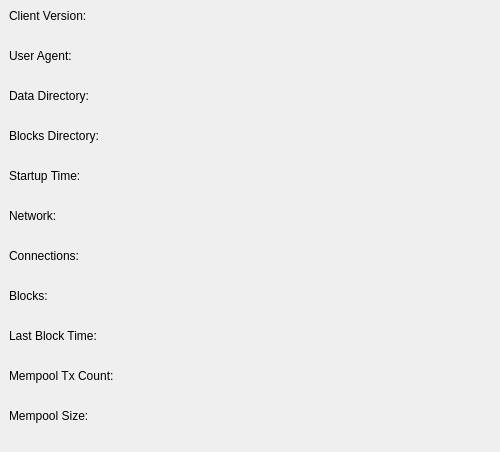
Before: the Qt Designer form src/qt/forms/information.ui in belovachap/RePeer, drawn with Qt 5.
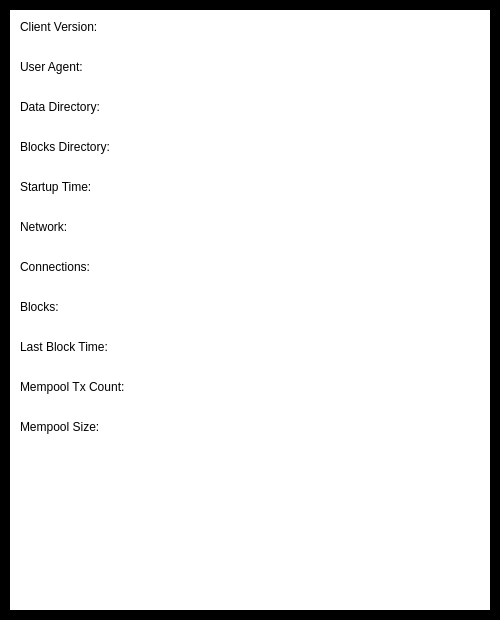
After: the same form once the commit is applied.

Commit message: Put the content of InformationWindow in a QScrollArea with a white background on a black background.

Diff of the .ui file:
```diff
--- a/src/qt/forms/information.ui
+++ b/src/qt/forms/information.ui
@@ -7,14 +7,54 @@
     <x>0</x>
     <y>0</y>
     <width>500</width>
-    <height>400</height>
+    <height>620</height>
    </rect>
   </property>
   <property name="windowTitle">
    <string>Information</string>
   </property>
   <widget class="QWidget" name="centralwidget">
+    <property name="styleSheet">
+    <string notr="true">background-color: black;</string>
+    </property>
+   <layout class="QVBoxLayout" name="outerLayout">
+    <property name="leftMargin">
+     <number>10</number>
+    </property>
+    <property name="topMargin">
+     <number>10</number>
+    </property>
+    <property name="rightMargin">
+     <number>10</number>
+    </property>
+    <property name="bottomMargin">
+     <number>10</number>
+    </property>
+    <item>
+     <widget class="QScrollArea" name="scrollArea">
+      <property name="widgetResizable">
+       <bool>true</bool>
+      </property>
+      <property name="frameShape">
+       <enum>QFrame::NoFrame</enum>
+      </property>
+      <widget class="QWidget" name="scrollAreaWidgetContents">
+       <property name="styleSheet">
+        <string notr="true">background-color: white;</string>
+       </property>
    <layout class="QVBoxLayout" name="verticalLayout">
+        <property name="leftMargin">
+         <number>10</number>
+        </property>
+        <property name="topMargin">
+         <number>10</number>
+        </property>
+        <property name="rightMargin">
+         <number>10</number>
+        </property>
+        <property name="bottomMargin">
+         <number>10</number>
+        </property>
     <item>
      <widget class="QLabel" name="clientVersionLabel">
       <property name="text">
@@ -200,6 +240,36 @@
       <property name="textInteractionFlags">
        <set>Qt::TextSelectableByMouse</set>
       </property>
+         </widget>
+        </item>
+        <item>
+         <widget class="QLabel" name="label_alerts">
+          <property name="text">
+           <string/>
+          </property>
+          <property name="wordWrap">
+           <bool>true</bool>
+          </property>
+          <property name="textInteractionFlags">
+           <set>Qt::TextSelectableByMouse</set>
+          </property>
+         </widget>
+        </item>
+        <item>
+         <spacer name="verticalSpacer">
+          <property name="orientation">
+           <enum>Qt::Vertical</enum>
+          </property>
+          <property name="sizeHint" stdset="0">
+           <size>
+            <width>20</width>
+            <height>40</height>
+           </size>
+          </property>
+         </spacer>
+        </item>
+       </layout>
+      </widget>
      </widget>
     </item>
    </layout>
```
Lines whose indentation alone changed are shown as unchanged. The commit also changes 1 other file.
